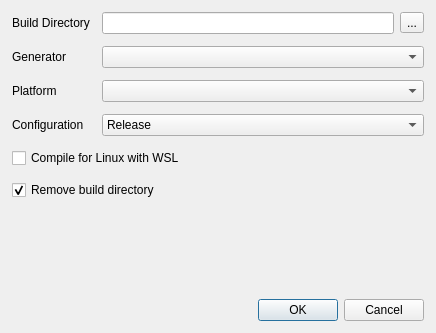
Above: src/fmpy/gui/forms/BuildDialog.ui from CATIA-Systems/FMPy before the change. Below: the same form after it.
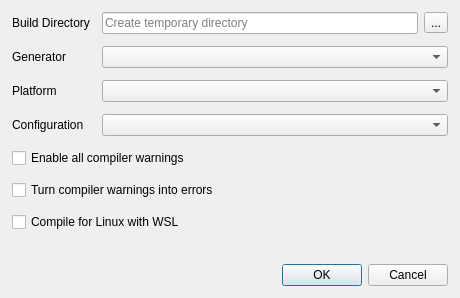
That is the form after the change.

The edit to the form file:
```diff
--- a/src/fmpy/gui/forms/BuildDialog.ui
+++ b/src/fmpy/gui/forms/BuildDialog.ui
@@ -6,8 +6,8 @@
    <rect>
     <x>0</x>
     <y>0</y>
-    <width>436</width>
-    <height>333</height>
+    <width>460</width>
+    <height>298</height>
    </rect>
   </property>
   <property name="windowTitle">
@@ -29,9 +29,19 @@
    <property name="spacing">
     <number>12</number>
    </property>
+   <item row="0" column="0">
+    <widget class="QLabel" name="label_4">
+     <property name="text">
+      <string>Build Directory</string>
+     </property>
+    </widget>
+   </item>
    <item row="2" column="1">
     <widget class="QComboBox" name="generatorComboBox"/>
    </item>
+   <item row="3" column="1">
+    <widget class="QComboBox" name="platformComboBox"/>
+   </item>
    <item row="4" column="0">
     <widget class="QLabel" name="label_3">
      <property name="text">
@@ -39,7 +49,7 @@
      </property>
     </widget>
    </item>
-   <item row="7" column="0">
+   <item row="8" column="0">
     <spacer name="verticalSpacer">
      <property name="orientation">
       <enum>Qt::Orientation::Vertical</enum>
@@ -52,27 +62,6 @@
      </property>
     </spacer>
    </item>
-   <item row="4" column="1">
-    <widget class="QComboBox" name="configurationComboBox">
-     <item>
-      <property name="text">
-       <string>Release</string>
-      </property>
-     </item>
-     <item>
-      <property name="text">
-       <string>Debug</string>
-      </property>
-     </item>
-    </widget>
-   </item>
-   <item row="5" column="0" colspan="2">
-    <widget class="QCheckBox" name="compileWithWslCheckBox">
-     <property name="text">
-      <string>Compile for Linux with WSL</string>
-     </property>
-    </widget>
-   </item>
    <item row="2" column="0">
     <widget class="QLabel" name="label_2">
      <property name="text">
@@ -80,14 +69,17 @@
      </property>
     </widget>
    </item>
-   <item row="0" column="0">
-    <widget class="QLabel" name="label_4">
+   <item row="5" column="0" colspan="2">
+    <widget class="QCheckBox" name="allWarningsCheckBox">
      <property name="text">
-      <string>Build Directory</string>
+      <string>Enable all compiler warnings</string>
      </property>
     </widget>
    </item>
-   <item row="8" column="0" colspan="2">
+   <item row="4" column="1">
+    <widget class="QComboBox" name="configurationComboBox"/>
+   </item>
+   <item row="9" column="0" colspan="2">
     <widget class="QDialogButtonBox" name="buttonBox">
      <property name="orientation">
       <enum>Qt::Orientation::Horizontal</enum>
@@ -97,9 +89,6 @@
      </property>
     </widget>
    </item>
-   <item row="3" column="1">
-    <widget class="QComboBox" name="platformComboBox"/>
-   </item>
    <item row="3" column="0">
     <widget class="QLabel" name="label">
      <property name="text">
@@ -107,13 +96,10 @@
      </property>
     </widget>
    </item>
-   <item row="6" column="0" colspan="2">
-    <widget class="QCheckBox" name="removeBuildDirectoryCheckBox">
+   <item row="7" column="0" colspan="2">
+    <widget class="QCheckBox" name="compileWithWslCheckBox">
      <property name="text">
-      <string>Remove build directory</string>
-     </property>
-     <property name="checked">
-      <bool>true</bool>
+      <string>Compile for Linux with WSL</string>
      </property>
     </widget>
    </item>
@@ -133,7 +119,14 @@
        <number>0</number>
       </property>
       <item>
-       <widget class="QLineEdit" name="buildDirectoryLineEdit"/>
+       <widget class="QLineEdit" name="buildDirectoryLineEdit">
+        <property name="text">
+         <string/>
+        </property>
+        <property name="placeholderText">
+         <string>Create temporary directory</string>
+        </property>
+       </widget>
       </item>
       <item>
        <widget class="QToolButton" name="selectBuildDirectoryToolButton">
@@ -145,6 +138,13 @@
      </layout>
     </widget>
    </item>
+   <item row="6" column="0" colspan="2">
+    <widget class="QCheckBox" name="warningAsErrorCheckBox">
+     <property name="text">
+      <string>Turn compiler warnings into errors</string>
+     </property>
+    </widget>
+   </item>
   </layout>
  </widget>
  <resources/>
```
